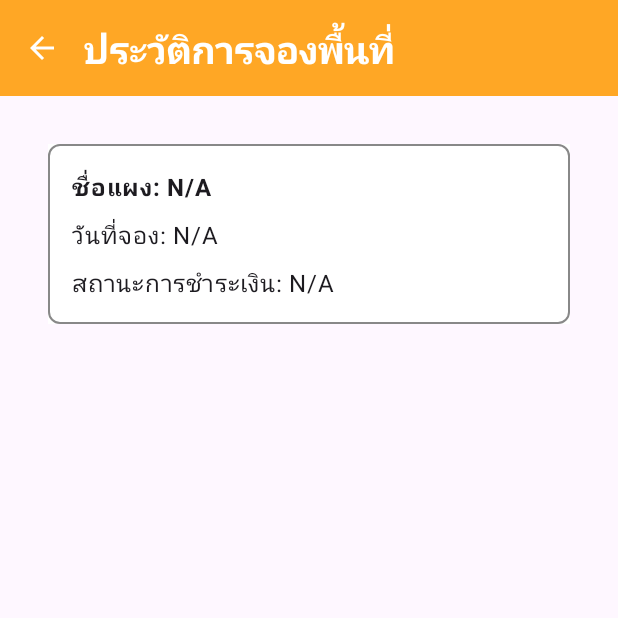
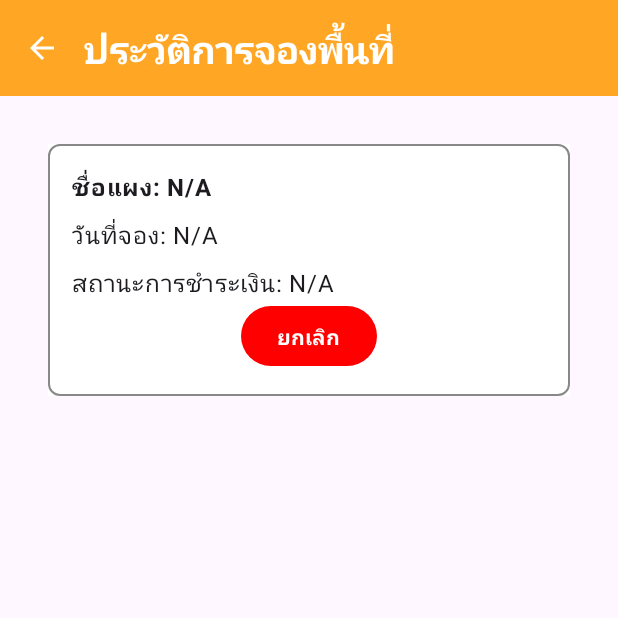
Before and after one commit to pondforwork/market_frontend, an Android app built with Jetpack Compose: the HistoryDetailActivity screen opened directly, with no data from a screen before it, on a phone screen of 412 x 824 dp, the top half of it. Run offline under Robolectric (Android 15) with nearby library versions, the phone set to English and light mode, and no system bars.

Commit message:
เพิ่มปุ่มยกเลิกที่ history detail

```diff
--- a/app/src/main/java/com/example/marketbooking/view/history/HistoryDetailActivity.kt
+++ b/app/src/main/java/com/example/marketbooking/view/history/HistoryDetailActivity.kt
@@ -33,6 +33,8 @@ import com.example.marketbooking.utils.UserPreferences
 import com.example.marketbooking.model.BookingHistory
 import kotlinx.coroutines.CoroutineScope
 import androidx.compose.material.icons.filled.ArrowBack
+import androidx.compose.material3.Button
+import androidx.compose.material3.ButtonDefaults
 import androidx.compose.material3.CircularProgressIndicator
 import java.time.LocalDateTime
 import java.time.format.DateTimeFormatter
@@ -129,6 +131,29 @@ class HistoryDetailActivity : ComponentActivity() {
                                     text = "สถานะการชำระเงิน: ${historys.firstOrNull()?.status?.let { getThaiStatus(it) } ?: "N/A"}",
                                     style = MaterialTheme.typography.bodyLarge
                                 )
+                                // Test
+//                                if (historys.firstOrNull()?.status == "pending") {
+//                                    Spacer(modifier = Modifier.height(8.dp))
+
+                                    // ใช้ Row + Arrangement.End เพื่อให้ปุ่มไปอยู่ด้านขวา
+                                    Row(
+                                        modifier = Modifier.fillMaxWidth(),
+                                        horizontalArrangement = Arrangement.Center
+                                    ) {
+                                        Button(
+                                            onClick = { /* Handle cancel action */ },
+                                            colors = ButtonDefaults.buttonColors(
+                                                containerColor = Color.Red,
+                                                contentColor = Color.White
+                                            )
+                                        ) {
+                                            Text(
+                                                text = "ยกเลิก",
+                                                fontWeight = FontWeight.Bold // ทำให้ตัวหนา
+                                            )
+                                        }
+                                    }
+                                //}
                             }
                         }
                     }
```
Also changed, not shown: app/src/main/java/com/example/marketbooking/view/history/HistoryActivity.kt (+0 -23 lines).
